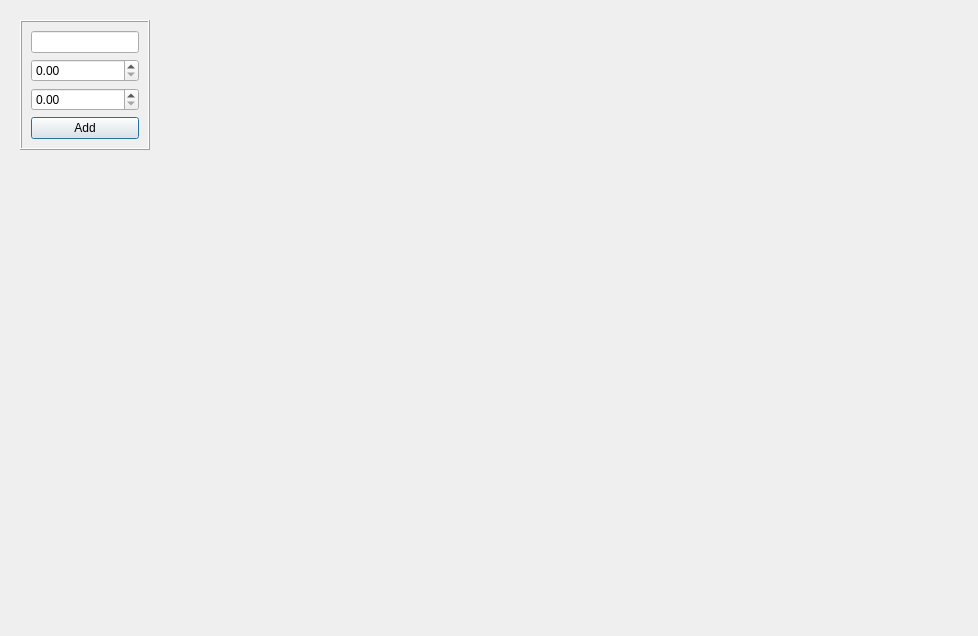
coolshou/qiperf, file src/map/dlggeoosm.ui: the form before one commit.
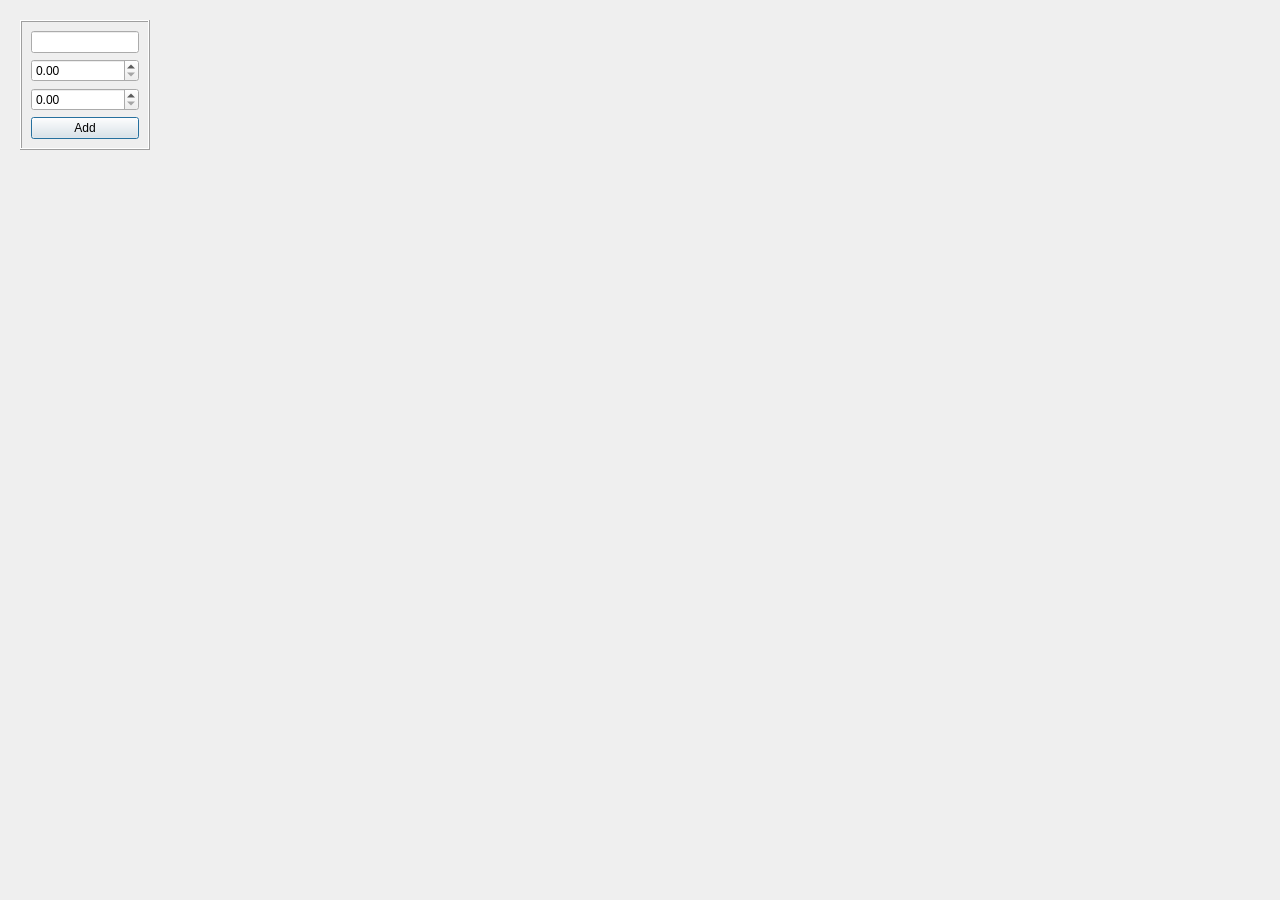
The form after the commit. Icons and pictures are not drawn.

Commit message: min 1024x768

```diff
--- a/src/map/dlggeoosm.ui
+++ b/src/map/dlggeoosm.ui
@@ -6,10 +6,16 @@
    <rect>
     <x>0</x>
     <y>0</y>
-    <width>978</width>
-    <height>636</height>
+    <width>1280</width>
+    <height>900</height>
    </rect>
   </property>
+  <property name="minimumSize">
+   <size>
+    <width>1024</width>
+    <height>768</height>
+   </size>
+  </property>
   <property name="windowTitle">
    <string>Dialog</string>
   </property>
```
Left out of the diff: 5 changed lines with no effect on the pictures.
